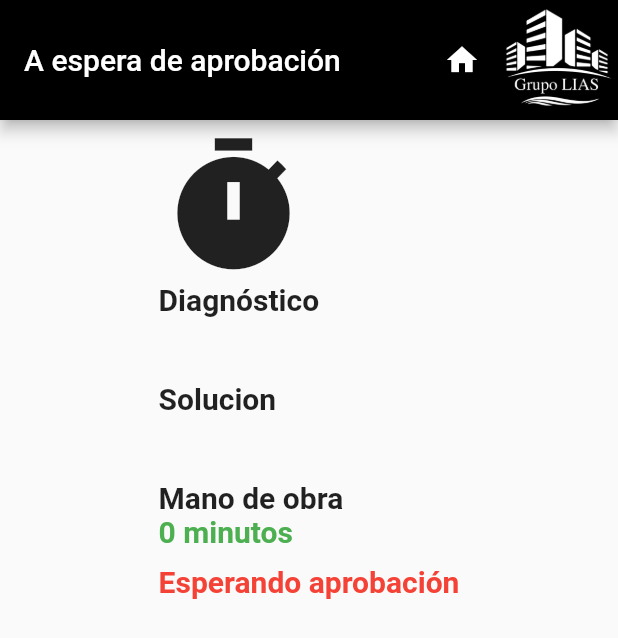
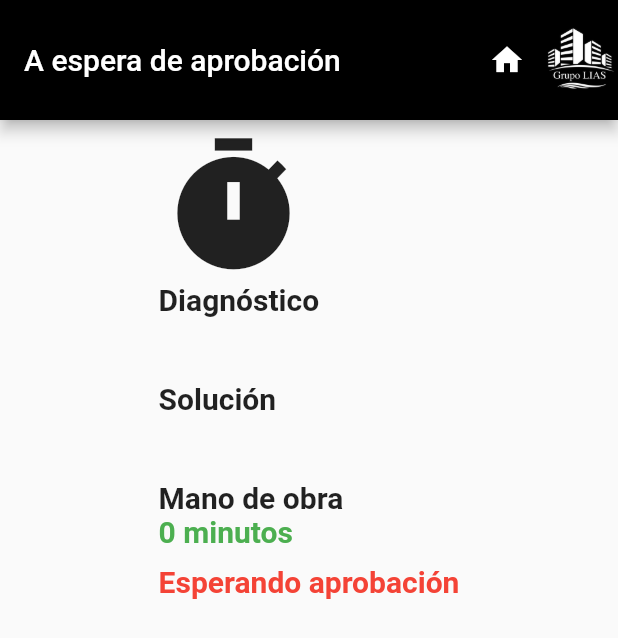
Before and after one commit to BansheeJoe1098/grupolias, a Flutter app: the AprobacionCotizacion screen opened directly with empty values, on a phone screen of 412 x 824 dp. Shown: the top 638 px of the screen. Run offline on Flutter 3.47's test engine with Material 2 defaults, Android fonts, the phone set to English and light mode, and no system bars; our stand-ins replace dio, flutter_secure_storage, get, image_picker; missing offline and left inert: syncfusion_flutter_signaturepad, universal_html; accounts and stored records are empty; network calls fail.

Commit message:
errores no se
no se

```diff
--- a/lib/Cotizaciones/ui/screens/aprobacion-cotizacion.screen.dart
+++ b/lib/Cotizaciones/ui/screens/aprobacion-cotizacion.screen.dart
@@ -42,7 +42,7 @@ class _AprobacionCotizacionState extends State<AprobacionCotizacion> {
               icon: Icon(Icons.home)),
           ImageIcon(
             AssetImage('assets/gpolias.png'),
-            size: 80,
+            size: 50,
           ),
         ],
       ),
@@ -71,7 +71,7 @@ class _AprobacionCotizacionState extends State<AprobacionCotizacion> {
                 ),
                 const SizedBox(height: 10),
                 const Text(
-                  "Solucion",
+                  "Solución",
                   style: TextStyle(
                     fontSize: 20,
                     fontWeight: FontWeight.bold,
--- a/lib/Cotizaciones/ui/screens/cotizaciones.screen.dart
+++ b/lib/Cotizaciones/ui/screens/cotizaciones.screen.dart
@@ -28,7 +28,7 @@ class _CotizacionesScreenState extends State<CotizacionesScreen> {
   Widget build(BuildContext context) {
     return Scaffold(
       appBar: AppBar(
-        title: const Text("Cotizacion"),
+        title: const Text("Cotización"),
         backgroundColor: Colors.black,
         toolbarHeight: 80,
         actions: const [
@@ -77,7 +77,7 @@ class _CotizacionesScreenState extends State<CotizacionesScreen> {
                         return controller.validadorTextArea(value);
                       },
                       decoration: const InputDecoration(
-                        labelText: 'Diagnostico del problema ',
+                        labelText: 'Diagnóstico del problema ',
                         hintText:
                             'Ej: Se encontró cocodrilo en la alberca del domicilio',
                         filled: true,
@@ -130,7 +130,7 @@ class _CotizacionesScreenState extends State<CotizacionesScreen> {
                       height: 20,
                     ),
                     const Text(
-                      "Solucion propuesta 💡",
+                      "Solución propuesta 💡",
                       style: TextStyle(
                         fontWeight: FontWeight.bold,
                         fontSize: 20,
@@ -148,7 +148,7 @@ class _CotizacionesScreenState extends State<CotizacionesScreen> {
                         return controller.validadorTextArea(value);
                       },
                       decoration: const InputDecoration(
-                        labelText: 'Solucion propuesta',
+                        labelText: 'Solución propuesta',
                         hintText: 'Ej: Se le realizó una limpieza a la alberca',
                         filled: true,
                         fillColor: Colors.white,
```
Also changed, not shown: lib/AcuerdosConformidad/ui/screens/acuerdo-conformidad.screen.dart (+4 -4 lines), lib/Tickets/ui/screens/ticketDetalles.screen.dart (+6 -6 lines).
